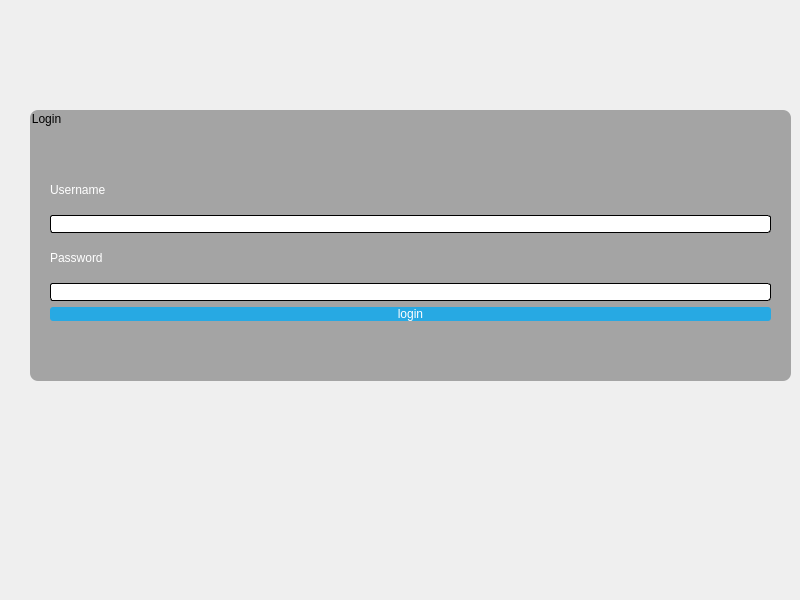
Old version of the form login.ui in the repository aliysefian/qt-test.
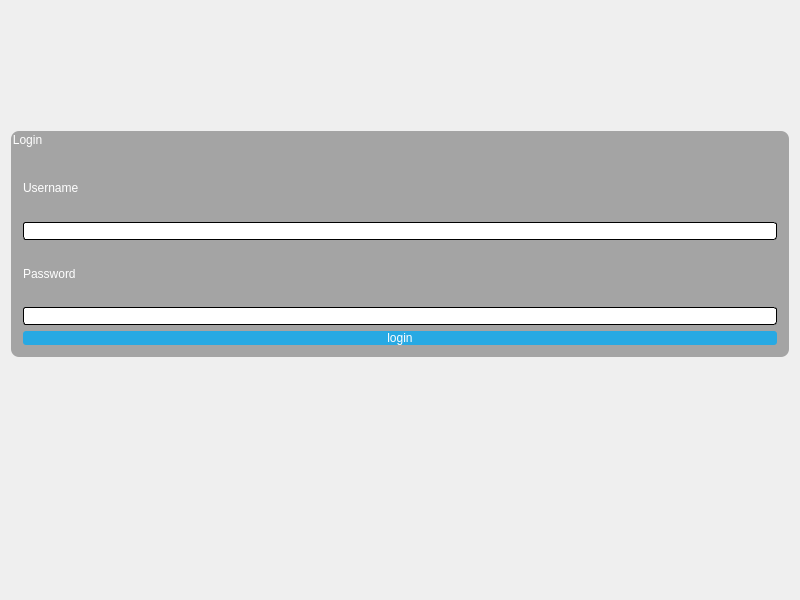
New version of the form.

Commit message: fix layout pages

```diff
--- a/login.ui
+++ b/login.ui
@@ -19,6 +19,8 @@
 }
 QGroupBox{
 background-color: gray;
+color:white
+
 }
 
 QDialog{
@@ -51,27 +53,30 @@
 
 </string>
   </property>
+  <layout class="QVBoxLayout" name="verticalLayout_3">
+   <item>
+    <spacer name="verticalSpacer">
+     <property name="orientation">
+      <enum>Qt::Vertical</enum>
+     </property>
+     <property name="sizeType">
+      <enum>QSizePolicy::Fixed</enum>
+     </property>
+     <property name="sizeHint" stdset="0">
+      <size>
+       <width>20</width>
+       <height>120</height>
+      </size>
+     </property>
+    </spacer>
+   </item>
+   <item>
   <widget class="QGroupBox" name="loginForm">
-   <property name="geometry">
-    <rect>
-     <x>30</x>
-     <y>110</y>
-     <width>761</width>
-     <height>271</height>
-    </rect>
-   </property>
    <property name="title">
     <string>Login</string>
    </property>
-   <widget class="QWidget" name="layoutWidget">
-    <property name="geometry">
-     <rect>
-      <x>20</x>
-      <y>60</y>
-      <width>721</width>
-      <height>151</height>
-     </rect>
-    </property>
+     <layout class="QVBoxLayout" name="verticalLayout_4">
+      <item>
     <layout class="QVBoxLayout" name="verticalLayout_2">
      <item>
       <layout class="QVBoxLayout" name="verticalLayout">
@@ -105,21 +110,18 @@
       </widget>
      </item>
     </layout>
-   </widget>
-  </widget>
+      </item>
+     </layout>
+    </widget>
+   </item>
+   <item>
   <widget class="QLabel" name="label">
-   <property name="geometry">
-    <rect>
-     <x>21</x>
-     <y>54</y>
-     <width>789</width>
-     <height>17</height>
-    </rect>
-   </property>
    <property name="text">
     <string/>
    </property>
   </widget>
+   </item>
+  </layout>
  </widget>
  <resources/>
  <connections/>
```
Lines whose indentation alone changed are shown as unchanged. The commit also changes 3 other files.
